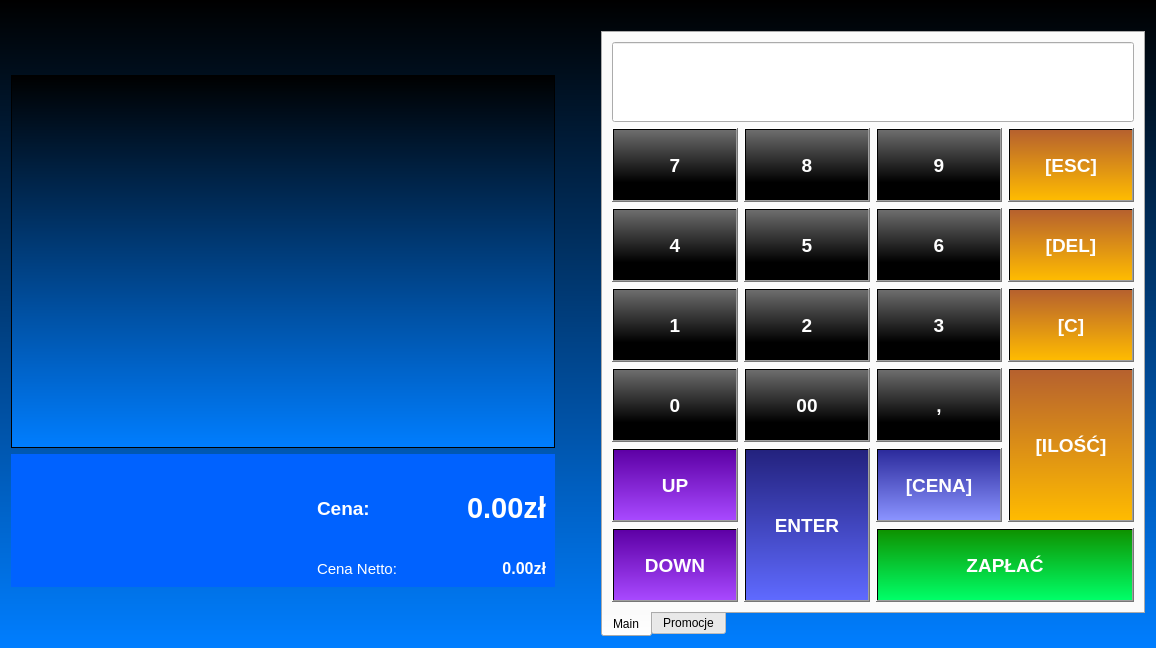
Filemon279/ProjektCpp, file ShoppedOUT/zakupy.ui: the form before one commit.
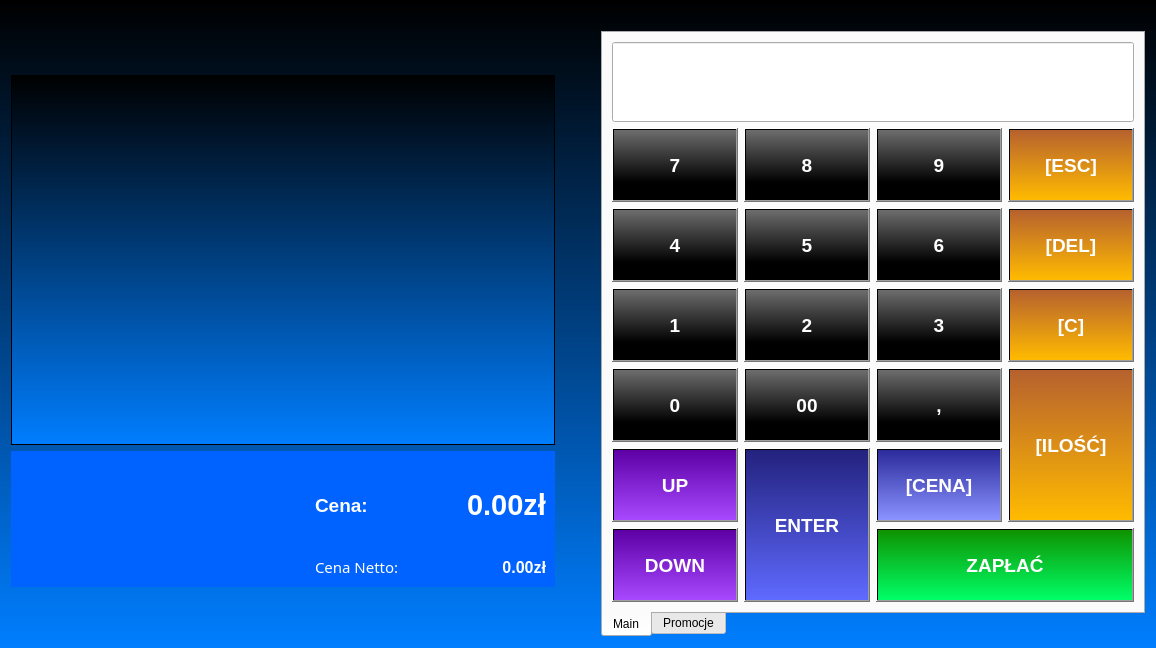
The form after the commit. Icons and pictures are not drawn.

The edit to the form file:
```diff
--- a/ShoppedOUT/zakupy.ui
+++ b/ShoppedOUT/zakupy.ui
@@ -215,7 +215,7 @@
            <widget class="QLabel" name="label_7">
             <property name="font">
              <font>
-              <family>Arial</family>
+              <family>FontAwesome</family>
               <pointsize>11</pointsize>
               <weight>50</weight>
               <bold>false</bold>
```
Left out of the diff: 3 changed lines with no effect on the pictures.
